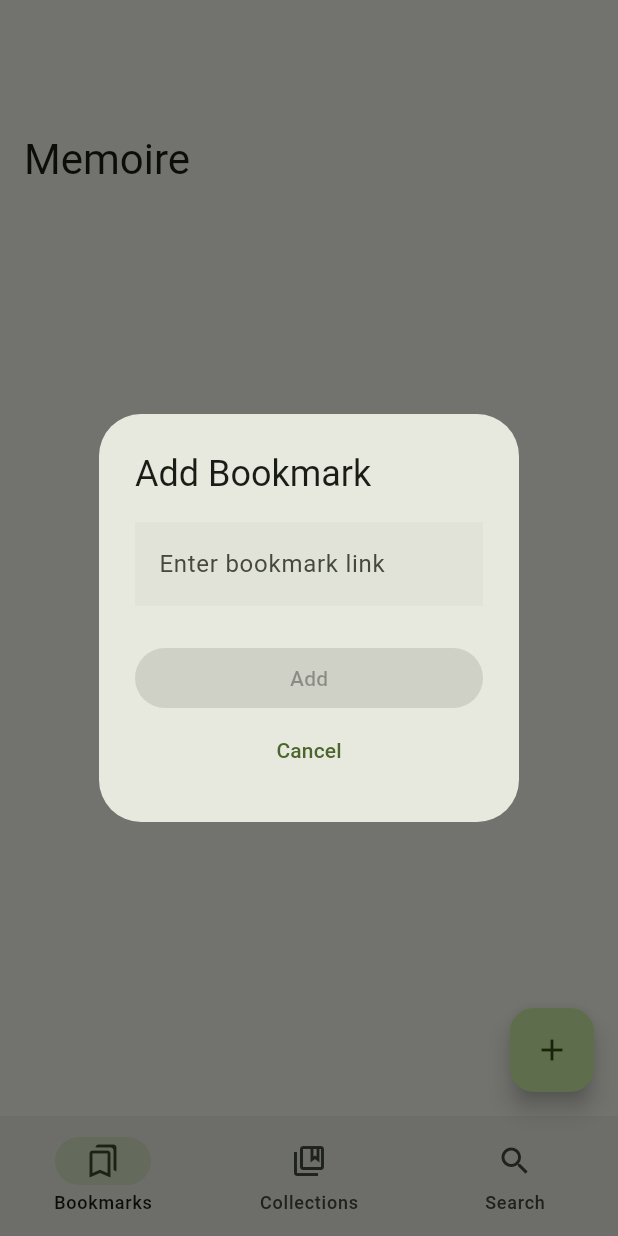
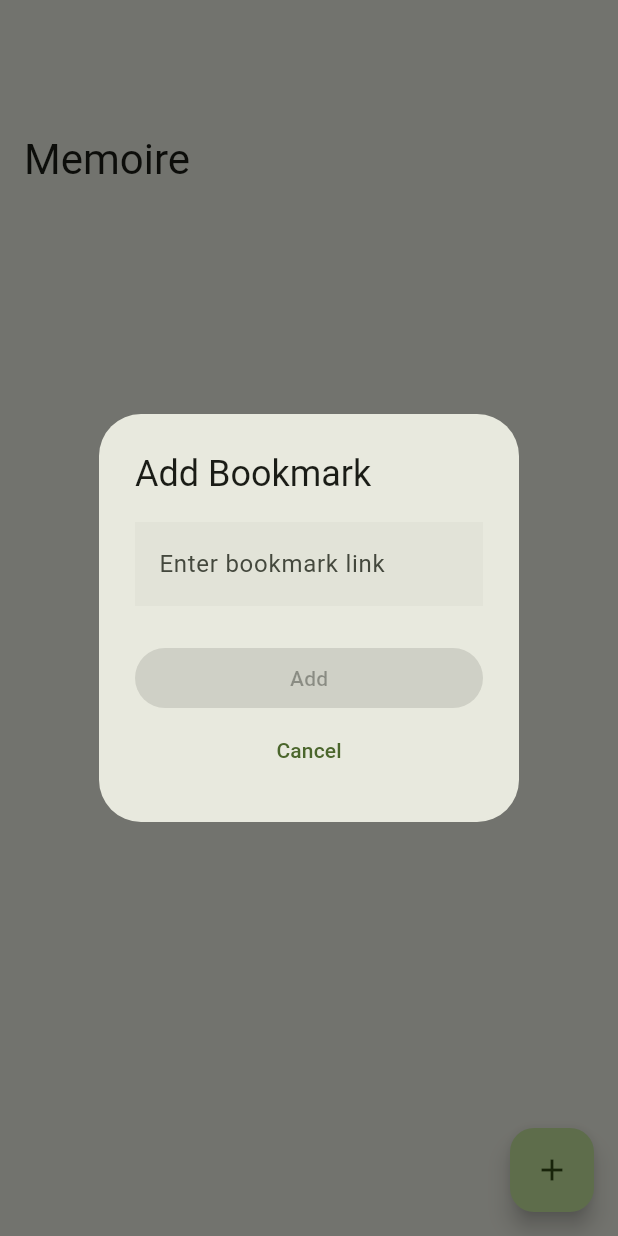
Before and after one commit to abdrhmniqbal/memoire, a Flutter app: the screen it shows after launch, after a tap on the "add" icon, on a phone screen of 412 x 824 dp. Run offline on Flutter 3.47's test engine with Material 3 defaults, Android fonts, the light colour scheme and no system bars; drawn by our look-alikes of dynamic_color; our stand-ins replace auto_route, cached_network_image, dio, drift, equatable, flutter_hooks and 3 more; missing offline and left inert: beautiful_soup_dart, wolt_modal_sheet; accounts and stored records are empty; generated files the repository leaves out were written again; statements that could not run were skipped.

Commit message:
chore: remove unused code

```diff
--- a/lib/presentation/layouts/home.dart
+++ b/lib/presentation/layouts/home.dart
@@ -29,45 +29,10 @@ class HomeLayout extends HookWidget {
 
   @override
   Widget build(BuildContext context) {
-    final currentIndex = useState(0);
     final theme = context.theme;
-
-    final List<NavigationItem> navigationItems = [
-      NavigationItem(
-        label: 'Bookmarks',
-        icon: Icons.bookmarks_outlined,
-        route: const NamedRoute("BookmarksView"),
-      ),
-      NavigationItem(
-        label: 'Collections',
-        icon: Icons.collections_bookmark_outlined,
-        route: const NamedRoute("CollectionsView"),
-      ),
-      NavigationItem(
-        label: 'Search',
-        icon: Icons.search_outlined,
-        route: const NamedRoute("SearchView"),
-      ),
-    ];
 
     return Scaffold(
       floatingActionButton: floatingActionButton,
-      bottomNavigationBar: NavigationBar(
-        selectedIndex: currentIndex.value,
-        onDestinationSelected: (index) {
-          currentIndex.value = index;
-          context.router.replace(navigationItems[index].route);
-        },
-        destinations:
-            navigationItems
-                .map(
-                  (item) => NavigationDestination(
-                    icon: Icon(item.icon),
-                    label: item.label,
-                  ),
-                )
-                .toList(),
-      ),
       body: CustomScrollView(
         slivers: [
           SliverAppBar.large(
```
